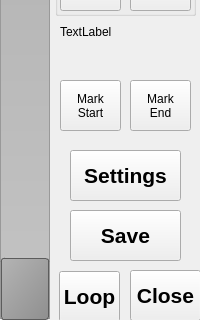
krontech/chronos-cam-app, file src/playbackwindow.ui: the form before one commit; both pictures show x 0 to 200 and y 160 to 480 of the 200 by 480 pixel window.
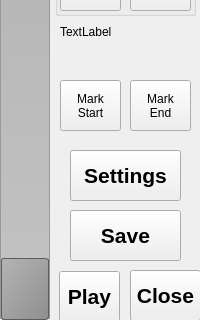
The form after the commit. Custom widgets are drawn as their Qt base class.

Commit message:
Change the 'Loop' button to toggle between 'Play' and 'Stop'
There wasn't an obvious way to exit a playback loop once started, so try
to make it more intiutive by acting as a toggle button for the autoplay
feature. We also add some sanity checks to disable the button while a save
is in progress.

What changed in the file:
```diff
--- a/src/playbackwindow.ui
+++ b/src/playbackwindow.ui
@@ -312,7 +312,7 @@
     <enum>Qt::NoFocus</enum>
    </property>
    <property name="text">
-    <string>Loop</string>
+    <string>Play</string>
    </property>
   </widget>
  </widget>
```
The commit also changes 2 other files.
